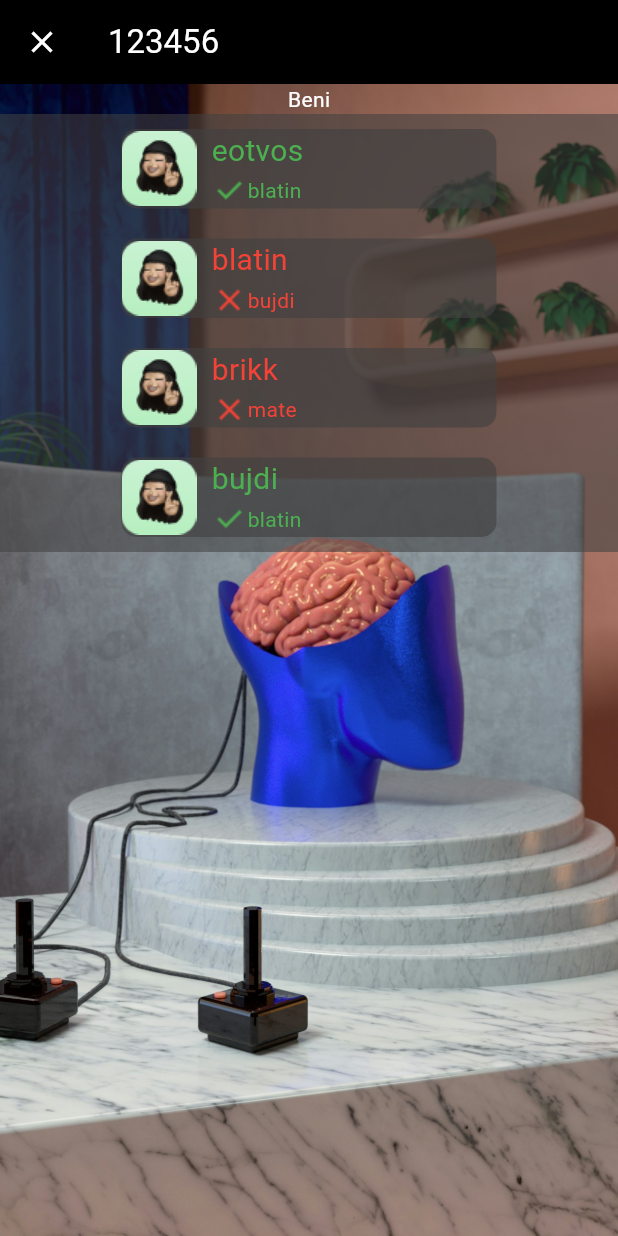
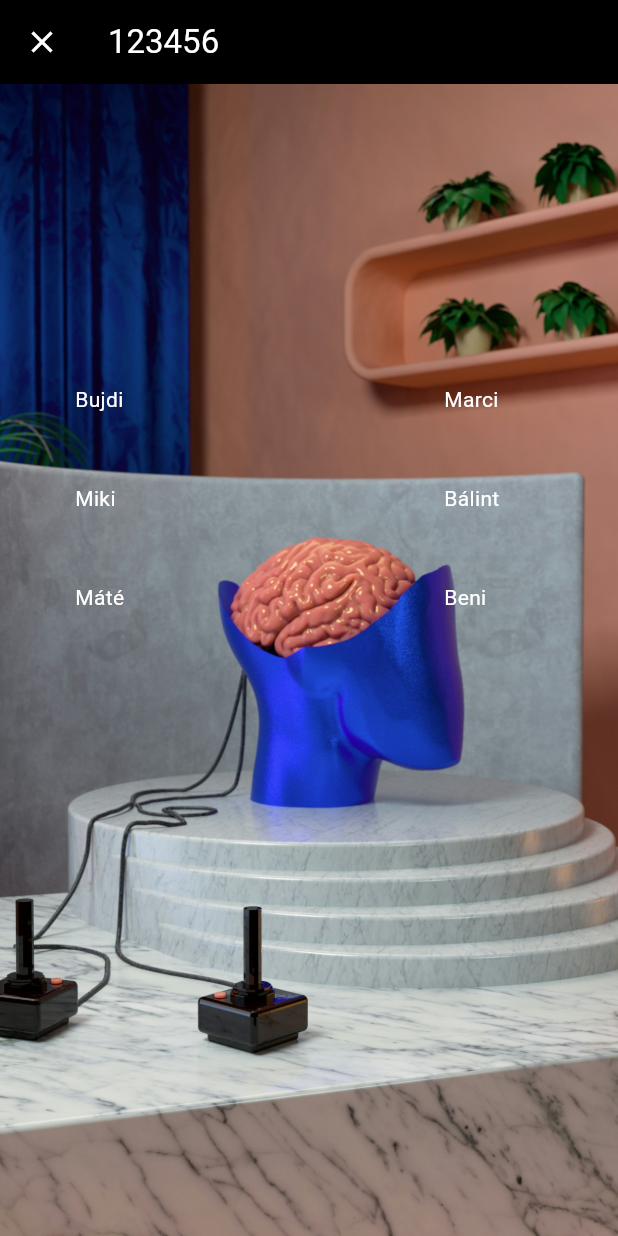
Before and after one commit to mozsarmate/photo-roulette, a Flutter app: the screen it shows after launch, after a tap on "Lobby", on a phone screen of 412 x 824 dp. Run offline on Flutter 3.47's test engine with Material 3 defaults, Android fonts, the phone set to English and light mode, and no system bars; our stand-ins replace cloud_firestore, firebase_core; missing offline and left inert: firebase_app_check, photo_manager; accounts and stored records are empty; generated files the repository leaves out were written again.

Commit message:
Players display

```diff
--- a/lib/pages/lobby.dart
+++ b/lib/pages/lobby.dart
@@ -21,6 +21,7 @@ class _LobbyState extends State<LobbyScreen>{
 
   @override
   Widget build(BuildContext context) {
+    players=["Bujdi", "Marci", "Miki", "Bálint", "Máté", "Beni"];
     return Scaffold(
       appBar: AppBar(
         leading: IconButton(
@@ -37,13 +38,20 @@ class _LobbyState extends State<LobbyScreen>{
             fit: BoxFit.cover
           )
         ),
-          child: Column(
-            children: <Widget>[
-              Text(name),
-              ResultsPanel(),
-            ],
-          )
-        )
+        child: //Column(
+          //children: <Widget>[
+            //Text(name),
+            GridView.count(
+            crossAxisCount: 2,
+            scrollDirection: Axis.vertical,
+            padding: EdgeInsets.fromLTRB(50, 200, 50, 200),
+            crossAxisSpacing: 180,
+            children:List.generate(players.length, (index) => Text(players[index]),)),
+              //children: List.generate(players.length, (index) => Center(child:Text(players[index]))),
+            ),
+          //],
+
+      //)
     );
   }
 
```
Lines whose indentation alone changed are shown as unchanged.
